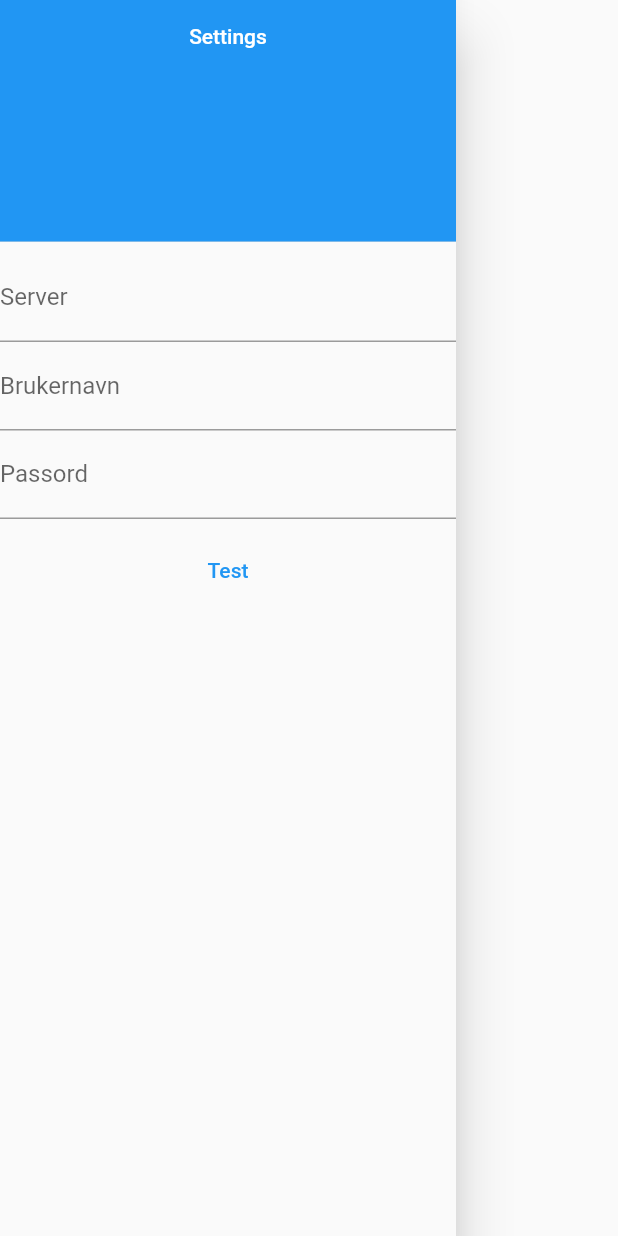
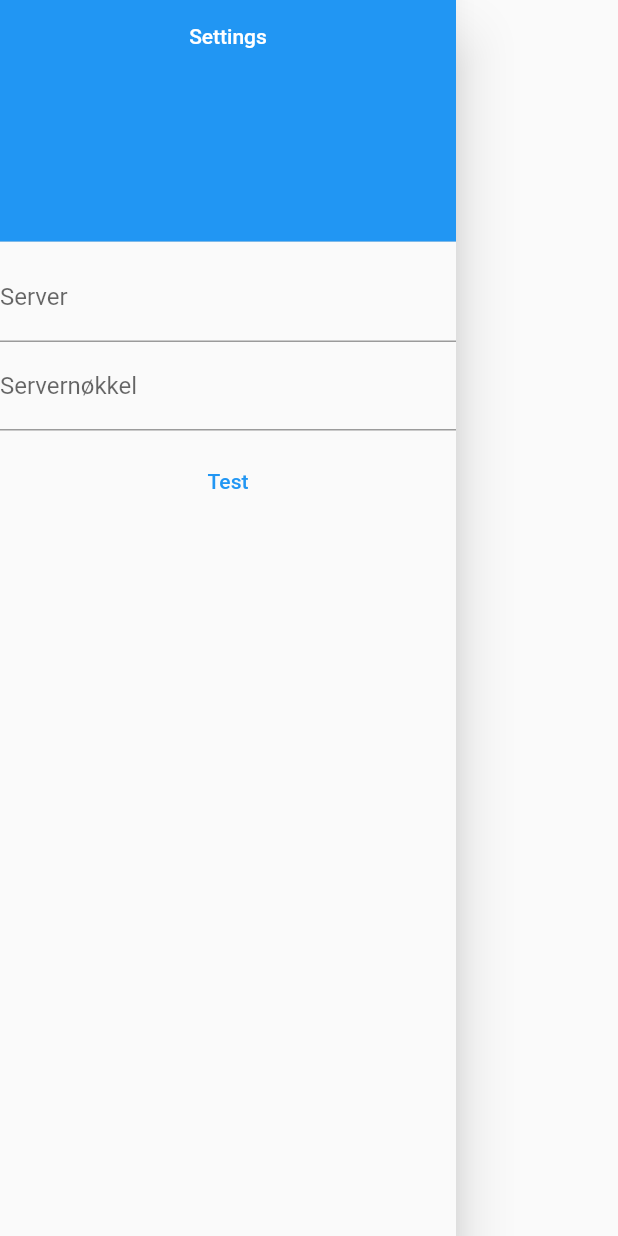
Before and after one commit to grotan1/grbarcode, a Flutter app: the SettingsDrawer widget shown alone on an empty page, opened directly, on a phone screen of 412 x 824 dp. Run offline on Flutter 3.47's test engine with Material 2 defaults, Android fonts, the phone set to English and light mode, and no system bars; our stand-ins replace bloc, dio, flutter_bloc; missing offline and left inert: dart:ffi, flutter_barcode_scanner, prefs.

Commit message:
Save settings

```diff
--- a/lib/data/sendbarcoderepo.dart
+++ b/lib/data/sendbarcoderepo.dart
@@ -15,7 +15,8 @@ class SendBarCode implements BarCodeRepository {
     if (_settings['serverAddress'] == '' || _settings['serverKey'] == '') {
       throw NetworkException('Vensligs konfigurer serverinstillingene.');
     }
-
+    print('Address: ${_settings["serverAddress"]}');
+    print('Key: ${_settings["serverKey"]}');
     final dio = Dio();
 
     (dio.httpClientAdapter as DefaultHttpClientAdapter).onHttpClientCreate =
--- a/lib/global/settings.dart
+++ b/lib/global/settings.dart
@@ -6,7 +6,7 @@ Future<Map<String, dynamic>> readPreferences() async {
   final all = <String, dynamic>{};
 
   all['serverAddress'] = await Prefs.getStringF('serverAddress');
-  all['serverKey'] = await Prefs.getIntF('serverPort');
+  all['serverKey'] = await Prefs.getStringF('serverKey');
 
   return all;
 }
--- a/lib/pages/settings/settings.dart
+++ b/lib/pages/settings/settings.dart
@@ -1,4 +1,5 @@
 import 'package:flutter/material.dart';
+import 'package:prefs/prefs.dart';
 
 class SettingsDrawer extends StatefulWidget {
   SettingsDrawer();
@@ -10,6 +11,29 @@ class _SettingsDrawerState extends State<SettingsDrawer> {
   final Map arguments;
 
   _SettingsDrawerState({this.arguments});
+
+  //var _serverAddress = '';
+  // var _serverKey = '';
+  bool _settingsChanged = false;
+  final TextEditingController _serverAddressController =
+      TextEditingController();
+  final TextEditingController _serverKeyController = TextEditingController();
+  final FocusNode _serverAddressFocus = FocusNode();
+  final FocusNode _serverKeyFocus = FocusNode();
+
+  @override
+  void initState() {
+    super.initState();
+
+    _serverAddressController.text = Prefs.getString('serverAddress');
+    _serverKeyController.text = Prefs.getString('serverKey');
+  }
+
+  _fieldFocusChange(
+      BuildContext context, FocusNode currentFocus, FocusNode nextFocus) {
+    currentFocus.unfocus();
+    FocusScope.of(context).requestFocus(nextFocus);
+  }
 
   @override
   Widget build(BuildContext context) {
@@ -30,14 +54,24 @@ class _SettingsDrawerState extends State<SettingsDrawer> {
           TextFormField(
             decoration: InputDecoration(
                 border: UnderlineInputBorder(), labelText: 'Server'),
+            controller: _serverAddressController,
+            focusNode: _serverAddressFocus,
+            textInputAction: TextInputAction.next,
+            onFieldSubmitted: (term) => _fieldFocusChange(
+                context, _serverAddressFocus, _serverKeyFocus),
+            onChanged: (_) {
+              Prefs.setString('serverAddress', _serverAddressController.text);
+            },
           ),
           TextFormField(
             decoration: InputDecoration(
-                border: UnderlineInputBorder(), labelText: 'Brukernavn'),
-          ),
-          TextFormField(
-            decoration: InputDecoration(
-                border: UnderlineInputBorder(), labelText: 'Passord'),
+                border: UnderlineInputBorder(), labelText: 'Servernøkkel'),
+            focusNode: _serverKeyFocus,
+            controller: _serverKeyController,
+            textInputAction: TextInputAction.done,
+            onChanged: (_) {
+              Prefs.setString('serverKey', _serverKeyController.text);
+            },
           ),
           SizedBox(
             height: 10,
```
